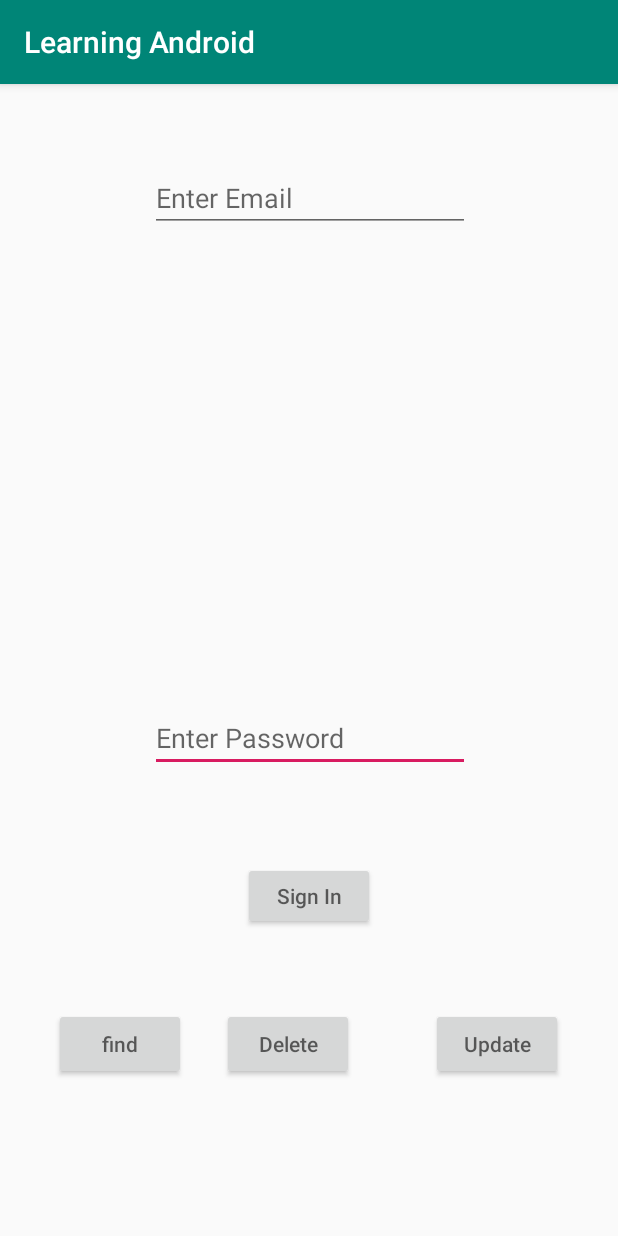
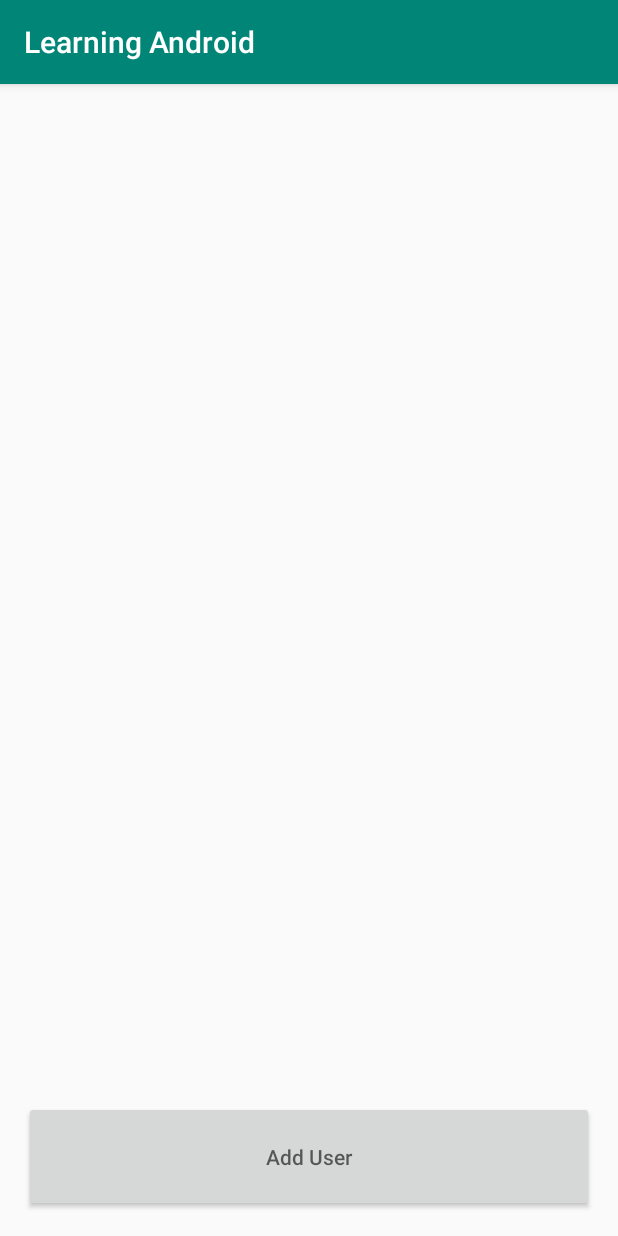
Before and after one commit to astha-21/Learning-Android, an Android app: the MainActivity screen opened directly, with no data from a screen before it, on a phone screen of 412 x 824 dp. Run offline under Robolectric (Android 15) with nearby library versions, the phone set to English and light mode, and no system bars.

Commit message:
Sqlite in Android Studio

```diff
--- a/app/build.gradle
+++ b/app/build.gradle
@@ -21,6 +21,7 @@ android {
 dependencies {
     implementation fileTree(dir: 'libs', include: ['*.jar'])
     implementation 'com.android.support:appcompat-v7:28.0.0'
+    implementation 'com.android.support:recyclerview-v7:28.0.0'
     implementation 'com.android.support.constraint:constraint-layout:1.1.3'
     testImplementation 'junit:junit:4.12'
     androidTestImplementation 'com.android.support.test:runner:1.0.2'
--- /dev/null
+++ b/app/src/main/java/com/example/asthasharma/learningandroid/CustomAdapterView.java
@@ -0,0 +1,75 @@
+package com.example.asthasharma.learningandroid;
+
+import android.content.Context;
+import android.view.LayoutInflater;
+import android.view.View;
+import android.view.ViewGroup;
+import android.widget.BaseAdapter;
+import android.widget.ImageButton;
+import android.widget.TextView;
+
+import java.util.List;
+
+public class CustomAdapterView extends BaseAdapter {
+    List<Adapter> data;
+    Context c;
+    public void setData(List<Adapter> data){
+        this.data=data;
+    }
+
+    public CustomAdapterView(Context c) {
+        this.c = c;
+    }
+    @Override
+    public int getCount() {
+        if(data!=null)
+        {
+            return data.size();
+        }
+        return 0;
+    }
+
+    @Override
+    public Object getItem(int position) {
+        if(data!=null)
+        {
+            Adapter adapter=data.get(position);
+            return adapter;
+        }
+        return null;
+    }
+
+    @Override
+    public long getItemId(int position) {
+        if(data!=null)
+        {
+            Adapter adapter=data.get(position);
+            return adapter.getId();
+        }
+        return 0;
+    }
+
+    @Override
+    public View getView(int position, View convertView, ViewGroup parent) {
+        LayoutInflater layoutInflater=(LayoutInflater) c.getSystemService(Context.LAYOUT_INFLATER_SERVICE);
+        View v=layoutInflater.inflate(R.layout.list_item_view,null);
+        if(data!=null)
+        {
+            final Adapter adapter=data.get(position);
+            TextView nameTextView=v.findViewById(R.id.name_text);
+            TextView emailTextView=v.findViewById(R.id.email_text);
+            TextView passwordTextView=v.findViewById(R.id.password_text);
+            nameTextView.setText(adapter.getName());
+            emailTextView.setText(adapter.getEmail());
+            passwordTextView.setText(adapter.getPassword());
+            ImageButton delimagebutton=v.findViewById(R.id.delete_user_img);
+            delimagebutton.setOnClickListener(new View.OnClickListener() {
+                @Override
+                public void onClick(View v) {
+                    ((FragmentInteractionListener)c).deleteUser(adapter.getId());
+                }
+            });
+        }
+        return v;
+    }
+}
--- /dev/null
+++ b/app/src/main/java/com/example/asthasharma/learningandroid/DatabaseHandler.java
@@ -0,0 +1,77 @@
+package com.example.asthasharma.learningandroid;
+
+import android.content.ContentValues;
+import android.content.Context;
+import android.database.Cursor;
+import android.database.sqlite.SQLiteDatabase;
+import android.database.sqlite.SQLiteOpenHelper;
+
+import java.util.ArrayList;
+import java.util.List;
+
+public class DatabaseHandler extends SQLiteOpenHelper {
+    public static final int DATABASE_VERSION=1;
+    public static final String DATABASE_NAME="simplylearningDB";
+    public static final String TABLE_NAME="user_table";
+    public static final String ROW_ID="id";
+    public static final String ROW_NAME="name";
+    public static final String ROW_EMAIL="email";
+    public static final String ROW_PASSWORD="password";
+    public DatabaseHandler(Context c){
+        super(c,DATABASE_NAME,null,DATABASE_VERSION);
+    }
+    @Override
+    public void onCreate(SQLiteDatabase db) {
+        String CREATE_TABLE="CREATE TABLE " +TABLE_NAME + " (" + ROW_ID + "INTEGER PRIMARY KEY," + ROW_NAME
+                + " TEXT," + ROW_EMAIL + " TEXT" + ROW_PASSWORD + "TEXT" + " )";
+        db.execSQL(CREATE_TABLE);
+
+    }
+
+    @Override
+    public void onUpgrade(SQLiteDatabase db, int oldVersion, int newVersion) {
+        db.execSQL("DROP TABLE IF EXISTS " +TABLE_NAME);
+        onCreate(db);
+
+    }
+    public int addUser(Adapter adapter){
+        ContentValues cv=new ContentValues();
+        cv.put(ROW_NAME,adapter.getName());
+        cv.put(ROW_EMAIL,adapter.getEmail());
+        cv.put(ROW_PASSWORD,adapter.getPassword());
+        SQLiteDatabase db=this.getWritableDatabase();
+        long res=db.insert(TABLE_NAME,null,cv);
+        db.close();
+        return (int) res;
+    }
+    public List<Adapter>getAllUser(){
+        ArrayList<Adapter>data=new ArrayList<>();
+        String query="SELECT * FROM " +TABLE_NAME;
+        SQLiteDatabase db=this.getWritableDatabase();
+        Cursor c=db.rawQuery(query,null);
+        if(c.moveToFirst()){
+            do{
+                Adapter adapter=new Adapter();
+                adapter.setId(Integer.parseInt(c.getString(0)));
+                adapter.setName(c.getString(0));
+                adapter.setEmail(c.getString(0));
+                adapter.setPassword(c.getString(0));
+                data.add(adapter);
+            }while (c.moveToNext());
+        }
+        return data;
+    }
+    public int updateUser(Adapter adapter){
+        SQLiteDatabase db=this.getWritableDatabase();
+        ContentValues cv=new ContentValues();
+        cv.put(ROW_NAME,adapter.getName());
+        cv.put(ROW_EMAIL,adapter.getEmail());
+        cv.put(ROW_PASSWORD,adapter.getPassword());
+        return db.update(TABLE_NAME,cv,ROW_ID + " = ? ",new String[]{String.valueOf(adapter.getId())});
+
+    }
+    public int deleteUser(int id){
+        SQLiteDatabase db=this.getWritableDatabase();
+        return db.delete(TABLE_NAME,ROW_ID + " = ? ",new String[]{String.valueOf(id)});
+    }
+}
--- /dev/null
+++ b/app/src/main/java/com/example/asthasharma/learningandroid/FragmentInteractionListener.java
@@ -0,0 +1,8 @@
+package com.example.asthasharma.learningandroid;
+
+public interface FragmentInteractionListener {
+
+    public void registerUser(String name, String email,String password);
+    public void deleteUser(int id);
+
+}
--- a/app/src/main/java/com/example/asthasharma/learningandroid/MainActivity.java
+++ b/app/src/main/java/com/example/asthasharma/learningandroid/MainActivity.java
@@ -1,59 +1,46 @@
 package com.example.asthasharma.learningandroid;
 
-import android.content.Intent;
 import android.support.v7.app.AppCompatActivity;
 import android.os.Bundle;
 import android.view.View;
-import android.widget.EditText;
-import java.util.regex.Matcher;
-import java.util.regex.Pattern;
-import android.view.View.OnClickListener;
+import android.widget.Button;
+import android.widget.ListView;
 
-public class MainActivity extends AppCompatActivity {
-    private EditText emailEditText;
-    private EditText passEditText;
-    public static final String EXTRA_MESSAGE = "com.example.myfirstapp.MESSAGE";
+public class MainActivity extends AppCompatActivity implements FragmentInteractionListener {
+    DatabaseHandler dbDatabaseHandler;
+    CustomAdapterView customAdapterView;
     @Override
     protected void onCreate(Bundle savedInstanceState) {
         super.onCreate(savedInstanceState);
         setContentView(R.layout.activity_main);
-        emailEditText = findViewById(R.id.editText1);
-        passEditText = findViewById(R.id.editText);
-
-        findViewById(R.id.button).setOnClickListener(new OnClickListener() {
-
+        dbDatabaseHandler=new DatabaseHandler(this);
+        ListView listView=findViewById(R.id.contact_list);
+        customAdapterView=new CustomAdapterView(this);
+        customAdapterView.setData(dbDatabaseHandler.getAllUser());
+        listView.setAdapter(customAdapterView);
+        Button add_user=findViewById(R.id.user_add_button);
+        add_user.setOnClickListener(new View.OnClickListener() {
             @Override
-            public void onClick(View arg0) {
-
-                final String email = emailEditText.getText().toString();
-                if (!isValidEmail(email)) {
-                    emailEditText.setError("Invalid Email");
-                }
-
-                final String pass = passEditText.getText().toString();
-                if (!isValidPassword(pass)) {
-                    passEditText.setError("Invalid Password");
-                }
-
+            public void onClick(View v) {
+                AlertDialogFragment alertDialogFragment=new AlertDialogFragment();
+                alertDialogFragment.show(getSupportFragmentManager(),"Registerialog");
             }
         });
+
     }
+    @Override
+    public void registerUser(String name,String email, String password){
+        Adapter adapter=new Adapter();
+        adapter.setName(name);
+        adapter.setEmail(email);
+        adapter.setPassword(password);
+        dbDatabaseHandler.addUser(adapter);
+        customAdapterView.setData(dbDatabaseHandler.getAllUser());
+        customAdapterView.notifyDataSetChanged();
+    }
+    @Override
+    public void deleteUser(int id){
+        dbDatabaseHandler.deleteUser(id);
 
-    // validating email id
-    private boolean isValidEmail(String email) {
-        String EMAIL_PATTERN = "^[_A-Za-z0-9-]+(\\.[_A-Za-z0-9-]+)*@"
-                + "[A-Za-z0-9-]+(\\.[A-Za-z0-9]+)*(\\.[A-Za-z]{2,})$";
-
-        Pattern pattern = Pattern.compile(EMAIL_PATTERN);
-        Matcher matcher = pattern.matcher(email);
-        return matcher.matches();
     }
-
-    // validating password with retype password
-    private boolean isValidPassword(String pass) {
-        if (pass != null && pass.length() > 6) return true;
-        return false;
-    }
-
-
 }
--- a/app/src/main/res/layout/activity_main.xml
+++ b/app/src/main/res/layout/activity_main.xml
@@ -1,94 +1,24 @@
 <?xml version="1.0" encoding="utf-8"?>
-<android.support.constraint.ConstraintLayout xmlns:android="http://schemas.android.com/apk/res/android"
-    xmlns:app="http://schemas.android.com/apk/res-auto"
+<LinearLayout xmlns:android="http://schemas.android.com/apk/res/android"
     xmlns:tools="http://schemas.android.com/tools"
     android:layout_width="match_parent"
     android:layout_height="match_parent"
-    tools:context=".MainActivity">
-
-    <EditText
-        android:id="@+id/editText"
-        android:layout_width="wrap_content"
-        android:layout_height="wrap_content"
-        android:layout_marginStart="8dp"
-        android:layout_marginEnd="8dp"
-        android:layout_marginBottom="60dp"
-        android:ems="10"
-        android:hint="@string/edit_password"
-        android:importantForAutofill="no"
-        android:inputType="textPassword"
-        app:layout_constraintBottom_toTopOf="@+id/button"
-        app:layout_constraintEnd_toEndOf="parent"
-        app:layout_constraintHorizontal_bias="0.503"
-        app:layout_constraintStart_toStartOf="parent"
-        tools:targetApi="o" />
-
-    <EditText
-        android:id="@+id/editText1"
-        android:layout_width="wrap_content"
-        android:layout_height="wrap_content"
-        android:layout_marginStart="8dp"
-        android:layout_marginTop="32dp"
-        android:layout_marginEnd="8dp"
-        android:layout_marginBottom="8dp"
-        android:autofillHints=""
-        android:ems="10"
-        android:hint="@string/edit_email"
-        android:inputType="textEmailAddress"
-        app:layout_constraintBottom_toTopOf="@+id/editText"
-        app:layout_constraintEnd_toEndOf="parent"
-        app:layout_constraintHorizontal_bias="0.503"
-        app:layout_constraintStart_toStartOf="parent"
-        app:layout_constraintTop_toTopOf="parent"
-        app:layout_constraintVertical_bias="0.065"
-        tools:targetApi="o" />
-
+    tools:context=".MainActivity"
+    android:orientation="vertical"
+    android:paddingBottom="16dp"
+    android:paddingLeft="16dp"
+    android:paddingRight="16dp"
+    android:paddingTop="16dp">
+    <ListView
+        android:layout_width="match_parent"
+        android:layout_height="0dp"
+        android:layout_weight="9"
+        android:id="@+id/contact_list">
+    </ListView>
     <Button
-        android:id="@+id/button"
-        android:layout_width="wrap_content"
-        android:layout_height="45dp"
-        android:layout_marginBottom="52dp"
-        android:hint="@string/button_send"
-        app:layout_constraintBottom_toTopOf="@+id/button3"
-        app:layout_constraintEnd_toEndOf="parent"
-        app:layout_constraintStart_toStartOf="parent" />
-
-    <Button
-        android:id="@+id/button2"
-        android:layout_width="wrap_content"
-        android:layout_height="wrap_content"
-        android:layout_marginStart="36dp"
-        android:layout_marginTop="8dp"
-        android:layout_marginBottom="104dp"
-        android:hint="@string/edit_add"
-        app:layout_constraintBottom_toBottomOf="parent"
-        app:layout_constraintStart_toStartOf="parent"
-        app:layout_constraintTop_toBottomOf="@+id/button"
-        app:layout_constraintVertical_bias="1.0" />
-
-    <Button
-        android:id="@+id/button3"
-        android:layout_width="wrap_content"
-        android:layout_height="wrap_content"
-        android:layout_marginStart="24dp"
-        android:layout_marginBottom="104dp"
-        android:hint="@string/edit_delete"
-        app:layout_constraintBottom_toBottomOf="parent"
-        app:layout_constraintStart_toEndOf="@+id/button2" />
-
-    <Button
-        android:id="@+id/button4"
-        android:layout_width="wrap_content"
-        android:layout_height="wrap_content"
-        android:layout_marginStart="8dp"
-        android:layout_marginTop="8dp"
-        android:layout_marginEnd="32dp"
-        android:layout_marginBottom="104dp"
-        android:hint="@string/edit_update"
-        app:layout_constraintBottom_toBottomOf="parent"
-        app:layout_constraintEnd_toEndOf="parent"
-        app:layout_constraintHorizontal_bias="0.9"
-        app:layout_constraintStart_toEndOf="@+id/button3"
-        app:layout_constraintTop_toBottomOf="@+id/button"
-        app:layout_constraintVertical_bias="1.0" />
-</android.support.constraint.ConstraintLayout>
+        android:layout_width="match_parent"
+        android:layout_height="0dp"
+        android:id="@+id/user_add_button"
+        android:layout_weight="1"
+        android:hint="@string/add_user"/>
+</LinearLayout>
--- a/app/src/main/res/values/strings.xml
+++ b/app/src/main/res/values/strings.xml
@@ -1,10 +1,7 @@
 <resources>
     <string name="app_name">Learning Android</string>
-    <string name="edit_email">Enter Email</string>
-    <string name="edit_password">Enter Password</string>
-    <string name="button_send">Sign In</string>
-    <string name="signIn">SignIn</string>
-    <string name="edit_add">find</string>
-    <string name="edit_delete">Delete</string>
-    <string name="edit_update">Update</string>
+    <string name="name">Enter Name</string>
+    <string name="email">Enter Email</string>
+    <string name="password">Enter Password</string>
+    <string name="add_user">Add User</string>
 </resources>
--- a/build.gradle
+++ b/build.gradle
@@ -7,7 +7,7 @@ buildscript {
         jcenter()
     }
     dependencies {
-        classpath 'com.android.tools.build:gradle:3.2.1'
+        classpath 'com.android.tools.build:gradle:3.3.0'
 
 
         // NOTE: Do not place your application dependencies here; they belong
```
Also changed, not shown: app/src/main/java/com/example/asthasharma/learningandroid/Adapter.java (added, +33 -0 lines), app/src/main/java/com/example/asthasharma/learningandroid/AlertDialogFragment.java (added, +49 -0 lines), app/src/main/res/layout/activity_display_message.xml (deleted, +0 -22 lines), app/src/main/res/layout/dialog_view.xml (added, +30 -0 lines), app/src/main/res/layout/list_item_view.xml (added, +43 -0 lines), app/src/main/res/drawable/delete.jpg (added), gradle/wrapper/gradle-wrapper.properties.
